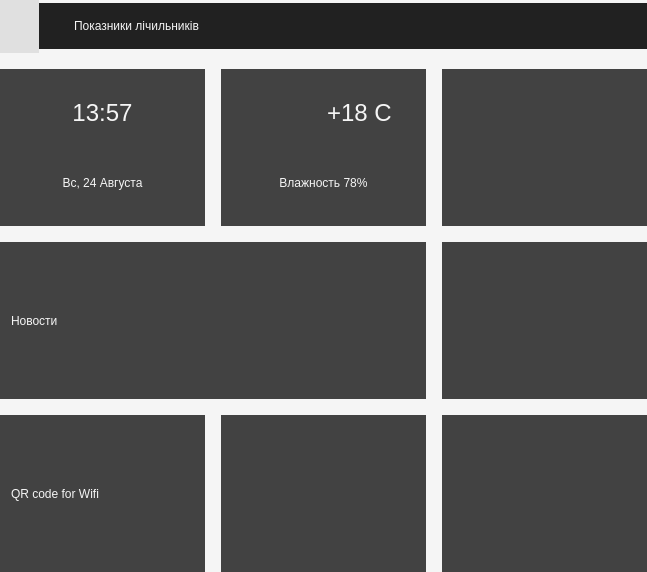
Above: mainwindow.ui from DanCher17/lmv1 before the change. Below: the same form after it.
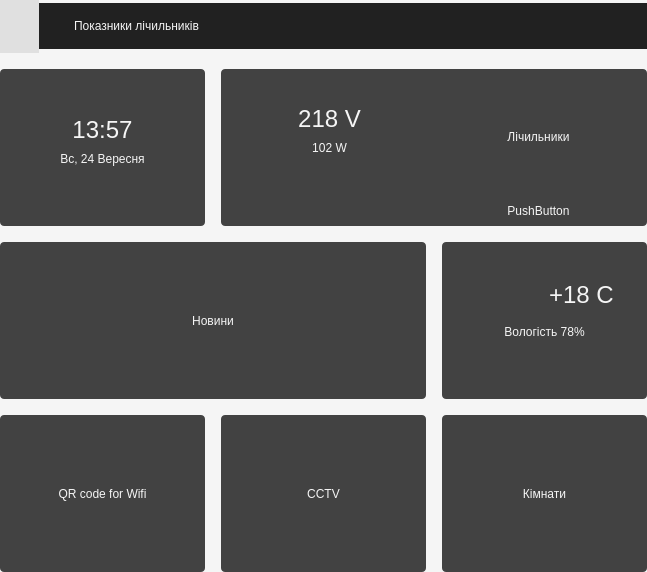
That is the form after the change. Icons and pictures are not drawn.

Diff of the .ui file:
```diff
--- a/mainwindow.ui
+++ b/mainwindow.ui
@@ -60,12 +60,132 @@
         <property name="spacing">
          <number>16</number>
         </property>
+        <item row="2" column="1" colspan="2">
+         <widget class="QWidget" name="widget_4" native="true">
+          <property name="styleSheet">
+           <string notr="true">QWidget {
+	background: #424242;
+	color: #f5f5f5;
+	border-radius: 4px;
+}</string>
+          </property>
+          <layout class="QGridLayout" name="gridLayout_4">
+           <property name="leftMargin">
+            <number>8</number>
+           </property>
+           <property name="topMargin">
+            <number>8</number>
+           </property>
+           <property name="rightMargin">
+            <number>8</number>
+           </property>
+           <property name="bottomMargin">
+            <number>8</number>
+           </property>
+           <property name="spacing">
+            <number>8</number>
+           </property>
+           <item row="0" column="1" rowspan="2">
+            <widget class="QLabel" name="label_10">
+             <property name="text">
+              <string>Лічильники</string>
+             </property>
+             <property name="alignment">
+              <set>Qt::AlignCenter</set>
+             </property>
+            </widget>
+           </item>
+           <item row="0" column="0">
+            <widget class="QLabel" name="label_11">
+             <property name="styleSheet">
+              <string notr="true">font-size: 24px;</string>
+             </property>
+             <property name="text">
+              <string>218 V</string>
+             </property>
+             <property name="alignment">
+              <set>Qt::AlignBottom|Qt::AlignHCenter</set>
+             </property>
+            </widget>
+           </item>
+           <item row="1" column="0">
+            <widget class="QLabel" name="label_12">
+             <property name="text">
+              <string>102 W</string>
+             </property>
+             <property name="alignment">
+              <set>Qt::AlignHCenter|Qt::AlignTop</set>
+             </property>
+            </widget>
+           </item>
+           <item row="2" column="1">
+            <widget class="QPushButton" name="pushButton">
+             <property name="text">
+              <string>PushButton</string>
+             </property>
+            </widget>
+           </item>
+          </layout>
+         </widget>
+        </item>
+        <item row="2" column="0">
+         <widget class="QWidget" name="widget" native="true">
+          <property name="styleSheet">
+           <string notr="true">QWidget {
+	background: #424242;
+	color: #f5f5f5;
+	border-radius: 4px;
+}</string>
+          </property>
+          <layout class="QVBoxLayout" name="verticalLayout_2">
+           <property name="spacing">
+            <number>8</number>
+           </property>
+           <property name="leftMargin">
+            <number>8</number>
+           </property>
+           <property name="topMargin">
+            <number>8</number>
+           </property>
+           <property name="rightMargin">
+            <number>8</number>
+           </property>
+           <property name="bottomMargin">
+            <number>8</number>
+           </property>
+           <item>
+            <widget class="QLabel" name="label_3">
+             <property name="styleSheet">
+              <string notr="true">font-size: 24px;</string>
+             </property>
+             <property name="text">
+              <string>13:57</string>
+             </property>
+             <property name="alignment">
+              <set>Qt::AlignBottom|Qt::AlignHCenter</set>
+             </property>
+            </widget>
+           </item>
+           <item>
+            <widget class="QLabel" name="label_4">
+             <property name="text">
+              <string>Вс, 24 Вересня</string>
+             </property>
+             <property name="alignment">
+              <set>Qt::AlignHCenter|Qt::AlignTop</set>
+             </property>
+            </widget>
+           </item>
+          </layout>
+         </widget>
+        </item>
         <item row="4" column="0">
          <widget class="QWidget" name="widget_6" native="true">
           <property name="styleSheet">
            <string notr="true">QWidget {
 	background: #424242;
 	color: #f5f5f5;
+	border-radius: 4px;
 }</string>
           </property>
           <layout class="QVBoxLayout" name="verticalLayout">
@@ -77,6 +197,9 @@
              <property name="text">
               <string>QR code for Wifi</string>
              </property>
+             <property name="alignment">
+              <set>Qt::AlignCenter</set>
+             </property>
             </widget>
            </item>
           </layout>
@@ -88,103 +211,52 @@
            <string notr="true">QWidget {
 	background: #424242;
 	color: #f5f5f5;
+	border-radius: 4px;
 }</string>
           </property>
-         </widget>
-        </item>
-        <item row="2" column="0">
-         <widget class="QWidget" name="widget" native="true">
-          <property name="styleSheet">
-           <string notr="true">QWidget {
-	background: #424242;
-	color: #f5f5f5;
-}</string>
-          </property>
-          <layout class="QVBoxLayout" name="verticalLayout_2">
-           <item>
-            <widget class="QLabel" name="label_3">
+          <layout class="QGridLayout" name="gridLayout_5">
+           <item row="0" column="0">
+            <widget class="QLabel" name="label_13">
              <property name="styleSheet">
-              <string notr="true">font-size: 24px;</string>
+              <string notr="true"/>
              </property>
              <property name="text">
-              <string>13:57</string>
+              <string>CCTV</string>
              </property>
              <property name="alignment">
               <set>Qt::AlignCenter</set>
              </property>
             </widget>
            </item>
-           <item>
-            <widget class="QLabel" name="label_4">
-             <property name="text">
-              <string>Вс, 24 Августа</string>
-             </property>
-             <property name="alignment">
-              <set>Qt::AlignCenter</set>
-             </property>
-            </widget>
-           </item>
           </layout>
          </widget>
         </item>
-        <item row="2" column="1">
-         <widget class="QWidget" name="widget_2" native="true">
+        <item row="4" column="2">
+         <widget class="QWidget" name="widget_9" native="true">
           <property name="styleSheet">
            <string notr="true">QWidget {
 	background: #424242;
 	color: #f5f5f5;
+	border-radius: 4px;
 }</string>
           </property>
-          <layout class="QGridLayout" name="gridLayout_3">
-           <item row="0" column="1">
-            <widget class="QLabel" name="label_5">
+          <layout class="QGridLayout" name="gridLayout_6">
+           <item row="0" column="0">
+            <widget class="QLabel" name="label_14">
              <property name="styleSheet">
-              <string notr="true">font-size: 24px;</string>
+              <string notr="true"/>
              </property>
              <property name="text">
-              <string>+18 C</string>
+              <string>Кімнати</string>
              </property>
-            </widget>
-           </item>
-           <item row="1" column="0" colspan="2">
-            <widget class="QLabel" name="label_7">
-             <property name="text">
-              <string>Влажность 78%</string>
-             </property>
              <property name="alignment">
               <set>Qt::AlignCenter</set>
              </property>
             </widget>
            </item>
-           <item row="0" column="0">
-            <widget class="QLabel" name="label_6">
-             <property name="text">
-              <string/>
-             </property>
-             <property name="pixmap">
-              <pixmap resource="images.qrc">:/img/sunny.png</pixmap>
-             </property>
-             <property name="scaledContents">
-              <bool>false</bool>
-             </property>
-             <property name="alignment">
-              <set>Qt::AlignRight|Qt::AlignTrailing|Qt::AlignVCenter</set>
-             </property>
-            </widget>
-           </item>
           </layout>
          </widget>
         </item>
-        <item row="2" column="2">
-         <widget class="QWidget" name="widget_4" native="true">
-          <property name="styleSheet">
-           <string notr="true">QWidget {
-	background: #424242;
-	color: #f5f5f5;
-}</string>
-          </property>
-         </widget>
-        </item>
         <item row="0" column="0" colspan="3">
          <widget class="QWidget" name="widget_3" native="true">
           <property name="sizePolicy">
@@ -278,13 +350,17 @@
            <string notr="true">QWidget {
 	background: #424242;
 	color: #f5f5f5;
+	border-radius: 4px;
 }</string>
           </property>
           <layout class="QVBoxLayout" name="verticalLayout_3">
            <item>
             <widget class="QLabel" name="label_8">
              <property name="text">
-              <string>Новости</string>
+              <string>Новини</string>
+             </property>
+             <property name="alignment">
+              <set>Qt::AlignCenter</set>
              </property>
             </widget>
            </item>
@@ -292,23 +368,91 @@
          </widget>
         </item>
         <item row="3" column="2">
-         <widget class="QWidget" name="widget_8" native="true">
+         <widget class="QWidget" name="widget_2" native="true">
           <property name="styleSheet">
            <string notr="true">QWidget {
 	background: #424242;
 	color: #f5f5f5;
+	border-radius: 4px;
 }</string>
           </property>
-         </widget>
-        </item>
-        <item row="4" column="2">
-         <widget class="QWidget" name="widget_9" native="true">
-          <property name="styleSheet">
-           <string notr="true">QWidget {
-	background: #424242;
-	color: #f5f5f5;
-}</string>
-          </property>
+          <layout class="QGridLayout" name="gridLayout_3">
+           <property name="leftMargin">
+            <number>8</number>
+           </property>
+           <property name="topMargin">
+            <number>8</number>
+           </property>
+           <property name="rightMargin">
+            <number>8</number>
+           </property>
+           <property name="bottomMargin">
+            <number>8</number>
+           </property>
+           <property name="spacing">
+            <number>8</number>
+           </property>
+           <item row="1" column="0" colspan="2">
+            <widget class="QWidget" name="widget_8" native="true">
+             <layout class="QHBoxLayout" name="horizontalLayout_2">
+              <property name="spacing">
+               <number>8</number>
+              </property>
+              <property name="leftMargin">
+               <number>8</number>
+              </property>
+              <property name="topMargin">
+               <number>8</number>
+              </property>
+              <property name="rightMargin">
+               <number>8</number>
+              </property>
+              <property name="bottomMargin">
+               <number>8</number>
+              </property>
+              <item>
+               <widget class="QLabel" name="label_15">
+                <property name="text">
+                 <string/>
+                </property>
+                <property name="pixmap">
+                 <pixmap resource="images.qrc">:/img/sunny.png</pixmap>
+                </property>
+                <property name="scaledContents">
+                 <bool>false</bool>
+                </property>
+                <property name="alignment">
+                 <set>Qt::AlignBottom|Qt::AlignRight|Qt::AlignTrailing</set>
+                </property>
+               </widget>
+              </item>
+              <item>
+               <widget class="QLabel" name="label_16">
+                <property name="styleSheet">
+                 <string notr="true">font-size: 24px;</string>
+                </property>
+                <property name="text">
+                 <string>+18 C</string>
+                </property>
+                <property name="alignment">
+                 <set>Qt::AlignBottom|Qt::AlignLeading|Qt::AlignLeft</set>
+                </property>
+               </widget>
+              </item>
+             </layout>
+            </widget>
+           </item>
+           <item row="2" column="0" colspan="2">
+            <widget class="QLabel" name="label_7">
+             <property name="text">
+              <string>Вологість 78%</string>
+             </property>
+             <property name="alignment">
+              <set>Qt::AlignHCenter|Qt::AlignTop</set>
+             </property>
+            </widget>
+           </item>
+          </layout>
          </widget>
         </item>
        </layout>
```
Left out of the diff: 1 changed line with no effect on the pictures.
